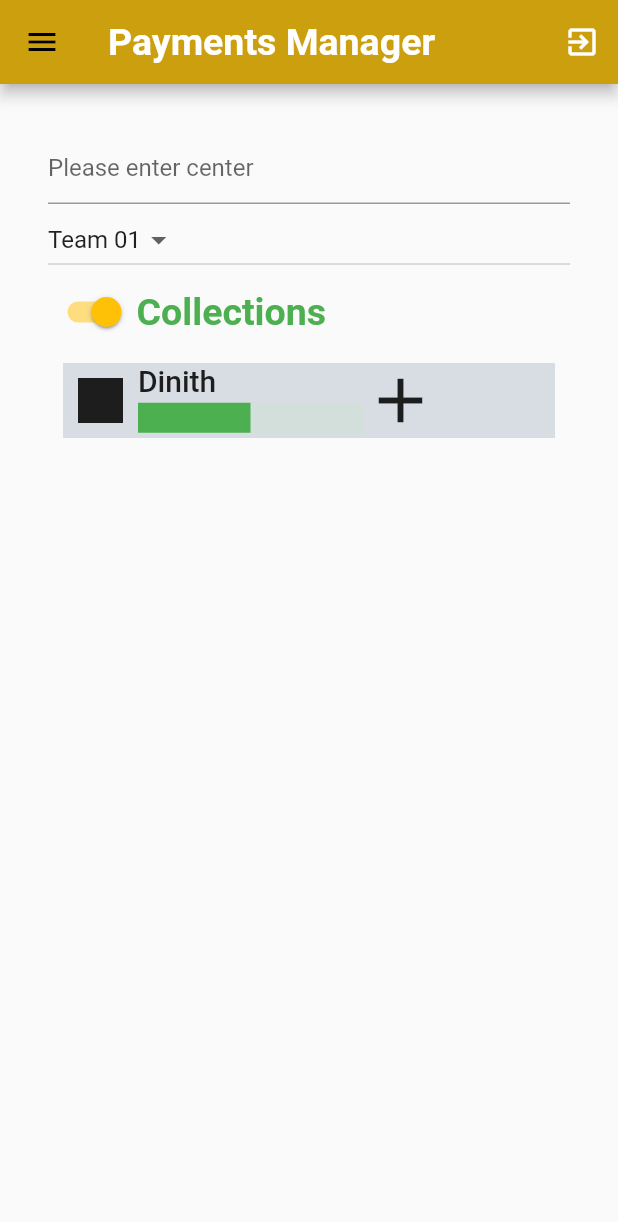
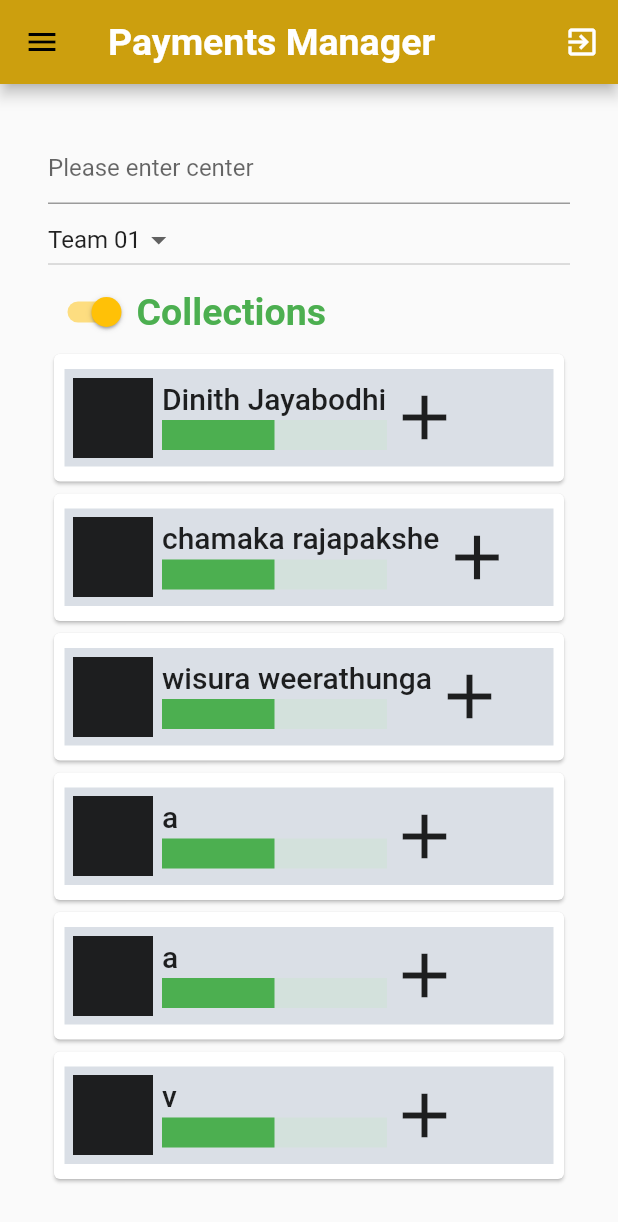
Before and after one commit to dinith72/smartLender_mobile_app, a Flutter app: the PaymentsManager screen opened by its route, on a phone screen of 412 x 824 dp. Shown: the top 1222 px of the screen. Run offline on Flutter 3.47's test engine with Material 2 defaults, Android fonts, the phone set to English and light mode, and no system bars; missing offline and left inert: sqljocky5.

Commit message:
integrated with the list view , parameter passing through widgets

```diff
--- a/lib/components/memberProfile.dart
+++ b/lib/components/memberProfile.dart
@@ -1,15 +1,22 @@
 import 'package:flutter/material.dart';
 import 'package:mobile_app/components/selectIcon.dart';
 class MemberProfile extends StatefulWidget { // as the stste is changed the parent class also should extend from stateful widger
+
+  MemberProfile({Key key , this.name = ""}) : super(key: key);
   @override
   _MemberProfile createState() => new _MemberProfile();
+  final String name ;
 }
 class _MemberProfile extends State<MemberProfile>{
 
-  String _memname = 'Dinith' ;
+//  String _memname = '' ;
   double _progressVal = 0.5;
   Color _conColor = new Color.fromRGBO(181,190 , 204, 0.5);
   bool _selected = false;
+  String _nic = '';
+
+
+
 
   void _onIconSelected(bool val){ // state changed from the component is captures
     setState(() {
@@ -25,7 +32,8 @@ class _MemberProfile extends State<MemberProfile>{
 
   Widget build(BuildContext context){
     return new Container(
-        margin: const EdgeInsets.symmetric(vertical: 10.0 , horizontal: 10.0),
+
+        margin: const EdgeInsets.symmetric(vertical: 10.0 , horizontal: 7.0),
         color: _conColor ,
         child:new Row(
           crossAxisAlignment: CrossAxisAlignment.center,
@@ -34,8 +42,11 @@ class _MemberProfile extends State<MemberProfile>{
 
           children: <Widget>[
             new Container(
-              child: new ImageIcon( new AssetImage('Images/new.png') , size:30.0 ) ,
-              margin: const EdgeInsets.symmetric(horizontal: 10.0 ,vertical: 5.0),
+              child: new ImageIcon(
+                  new ExactAssetImage('Images/new.png'  , scale: 0.75),
+//                  new AssetImage('Images/new.png') ,
+                  size:55.0 ) ,
+              margin: const EdgeInsets.symmetric(horizontal: 5.0 ,vertical: 5.0),
               alignment: Alignment.center,
             ) ,
 
@@ -45,7 +56,7 @@ class _MemberProfile extends State<MemberProfile>{
                 crossAxisAlignment: CrossAxisAlignment.start,
                 mainAxisAlignment: MainAxisAlignment.center,
                 children: <Widget>[
-                  new Text(_memname,
+                  new Text(widget.name,
                       style : new TextStyle( fontSize:20.0 , fontWeight: FontWeight.w500 )
                   ),
                   new Container(
@@ -68,12 +79,11 @@ class _MemberProfile extends State<MemberProfile>{
               ),
               alignment: Alignment.centerRight,
             ) ,
-
-
-
           ],
         )
     );
 
   }
+
+
 }
--- a/lib/controller/PaymentManagerDataLoader.dart
+++ b/lib/controller/PaymentManagerDataLoader.dart
@@ -6,4 +6,11 @@ class PaymentManagerDataLoader{
 
     return teams;
   }
+
+  List <String> getMembers(){
+    List<String> members = new List<String>();
+    members.addAll(['Dinith Jayabodhi', 'chamaka rajapakshe','wisura weerathunga','a','a','v']);
+
+    return members;
+  }
 }
--- a/lib/screens/paymentsManager.dart
+++ b/lib/screens/paymentsManager.dart
@@ -16,10 +16,13 @@ class _PaymentsManager extends State<PaymentsManager>{
   String _textval = "Collections";
   Color _textColor = Colors.green;
   List <String> teams = new List<String>();
+  List <String> members = new List<String>();
   String _teamVal ;
   void initState(){
     teams = PaymentManagerDataLoader().getTeams();
+    members = PaymentManagerDataLoader().getMembers();
     _teamVal = teams[0];
+
   }
 
 
@@ -47,11 +50,35 @@ class _PaymentsManager extends State<PaymentsManager>{
     return new Scaffold(
         appBar: new CustomAppBar().getAppBar(context,'Payments Manager'),
         drawer: new CustomDrawer().getDrawer(context),
-        body: new Container(
+        body: new CustomScrollView(
+          shrinkWrap: true,
+          slivers: <Widget>[
+            new SliverPadding(
+              padding: const EdgeInsets.all(0.0),
+              sliver: new SliverList(
+                delegate: new SliverChildListDelegate(
+                  <Widget>[
+                    _getComponents()
+
+                  ],
+                ),
+              ),
+            ),
+          ],
+        )
+    );
+
+  }
+
+  Container _getComponents(){
+    return new Container(
         padding: new EdgeInsets.all(32.0),
         child: new Center(
             child: new Column(
+
                 crossAxisAlignment: CrossAxisAlignment.stretch,
+                mainAxisSize: MainAxisSize.max,
+
                 children: <Widget>[
                   new TextField(
                       decoration: new InputDecoration(
@@ -75,12 +102,23 @@ class _PaymentsManager extends State<PaymentsManager>{
                       new Text(_textval ,style: new TextStyle(color: _textColor , fontSize: 25.0 , fontWeight: FontWeight.bold),)
                     ],
                   ),
-                      new MemberProfile(),
+                  new ListView.builder(
+
+                      shrinkWrap: true,
+                      scrollDirection: Axis.vertical,
+                      itemCount: members.length,
+                      itemBuilder: ( BuildContext context , int index ) {
+                        return new Card(
+                            child:  new MemberProfile(name: members[index],),
+
+
+                        );
+                      }
+                  )
+
                 ]
             )
         )
-        )
-
     );
   }
 }
```
Lines whose indentation alone changed are shown as unchanged.
